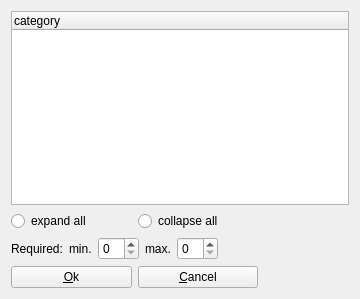
Above: client/uiforms/category_select_required.ui from Wolframe/configurator before the change. Below: the same form after it.
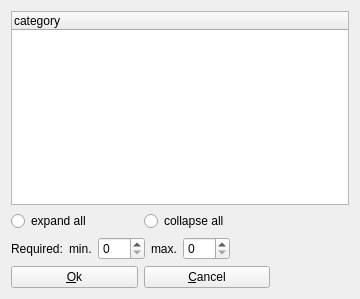
That is the form after the change. Icons and pictures are not drawn.

```diff
--- a/client/uiforms/category_select_required.ui
+++ b/client/uiforms/category_select_required.ui
@@ -128,7 +128,11 @@
         </widget>
        </item>
        <item>
-        <widget class="QSpinBox" name="min"/>
+        <widget class="QSpinBox" name="min">
+         <property name="maximum">
+          <number>999</number>
+         </property>
+        </widget>
        </item>
        <item>
         <widget class="QLabel" name="label_max_requires">
@@ -141,7 +145,11 @@
         </widget>
        </item>
        <item>
-        <widget class="QSpinBox" name="max"/>
+        <widget class="QSpinBox" name="max">
+         <property name="maximum">
+          <number>999</number>
+         </property>
+        </widget>
        </item>
        <item>
         <spacer name="horizontalSpacer_4">
```
